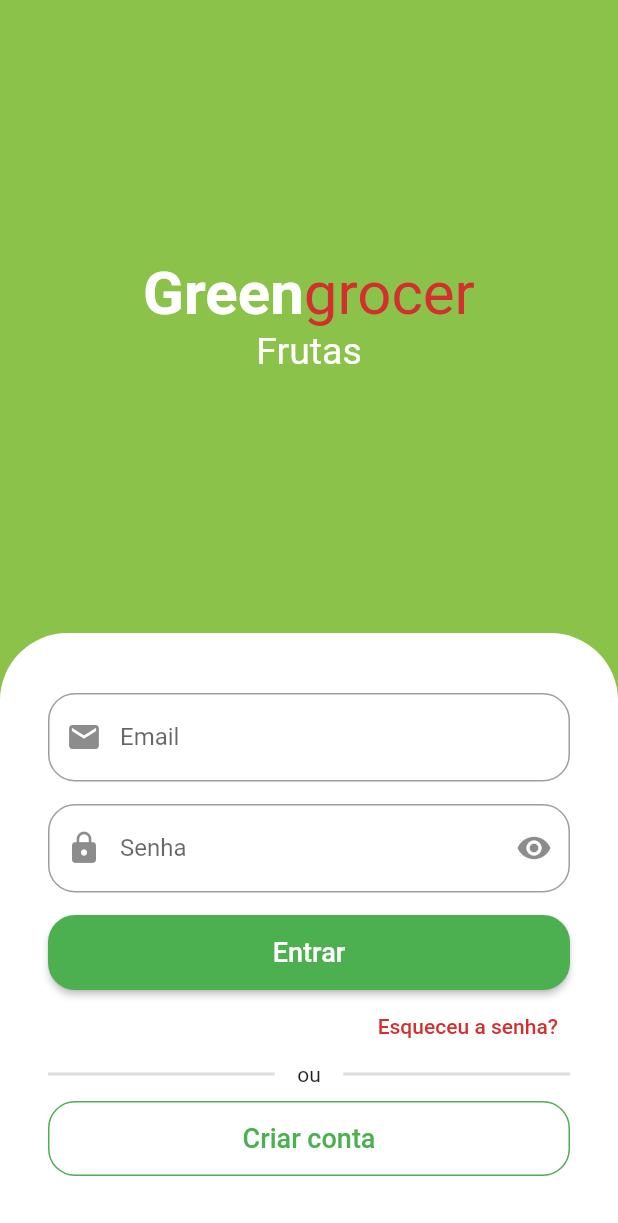
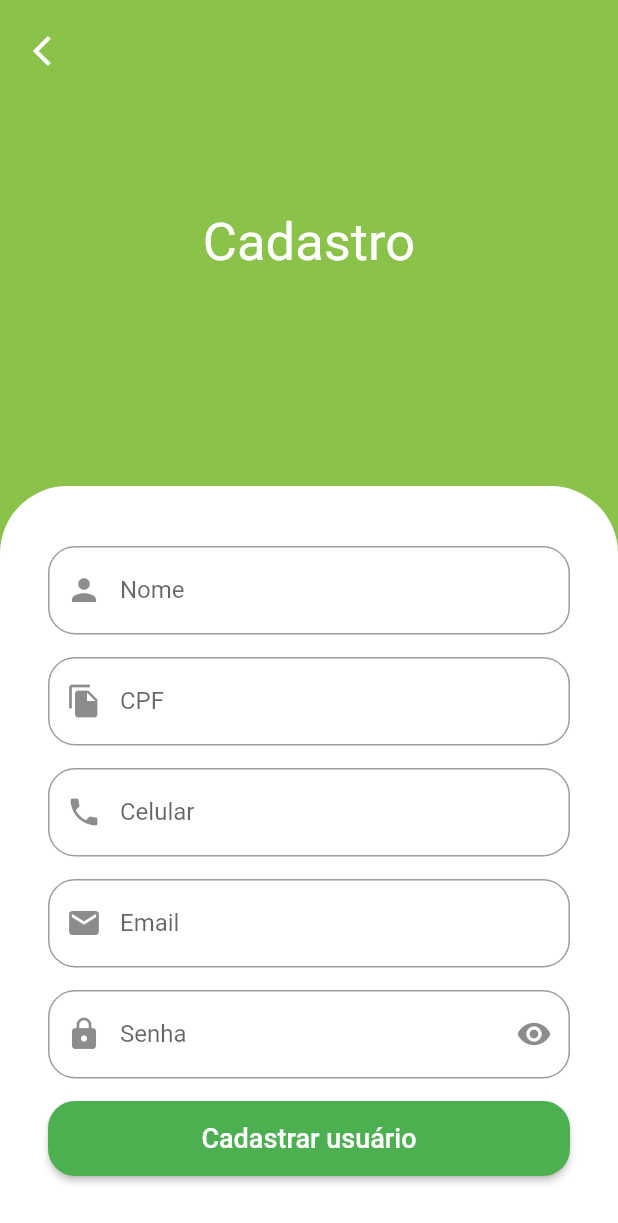
Before and after one commit to Luan9404/greengrocer, a Flutter app: the screen it shows after launch, after a tap on "Criar conta", on a phone screen of 412 x 824 dp. Shown: the top 1223 px of the screen. Run offline on Flutter 3.47's test engine with Material 2 defaults, Android fonts, the phone set to English and light mode, and no system bars; drawn by our look-alikes of animated_text_kit; our stand-ins replace mask_text_input_formatter.

Commit message:
feat: concluido tela de cadastro de usuarios

```diff
--- /dev/null
+++ b/lib/src/auth/components/custom_text_field.dart
@@ -0,0 +1,57 @@
+import 'package:flutter/material.dart';
+import 'package:flutter/services.dart';
+
+class CustomTextField extends StatefulWidget {
+  const CustomTextField({
+    super.key,
+    required this.icon,
+    required this.label,
+    this.isSecret = false,
+    this.inputFormatters,
+  });
+
+  final IconData icon;
+  final String label;
+  final bool isSecret;
+  final List<TextInputFormatter>? inputFormatters;
+
+  @override
+  State<CustomTextField> createState() => _CustomTextFieldState();
+}
+
+class _CustomTextFieldState extends State<CustomTextField> {
+  bool isObscure = false;
+
+  @override
+  void initState() {
+    super.initState();
+    isObscure = widget.isSecret;
+  }
+
+  @override
+  Widget build(BuildContext context) {
+    return Padding(
+      padding: const EdgeInsets.only(bottom: 15),
+      child: TextFormField(
+        inputFormatters: widget.inputFormatters,
+        obscureText: isObscure,
+        decoration: InputDecoration(
+          suffixIcon: widget.isSecret
+              ? IconButton(
+                  icon:
+                      Icon(isObscure ? Icons.visibility : Icons.visibility_off),
+                  onPressed: () {
+                    setState(() {
+                      isObscure = !isObscure;
+                    });
+                  },
+                )
+              : null,
+          prefixIcon: Icon(widget.icon),
+          labelText: widget.label,
+          border: OutlineInputBorder(borderRadius: BorderRadius.circular(18)),
+        ),
+      ),
+    );
+  }
+}
--- a/lib/src/auth/sign_in_screen.dart
+++ b/lib/src/auth/sign_in_screen.dart
@@ -1,6 +1,7 @@
 import 'package:flutter/material.dart';
-import 'package:greengrocer/src/components/custom_text_field.dart';
+import 'package:greengrocer/src/auth/components/custom_text_field.dart';
 import 'package:animated_text_kit/animated_text_kit.dart';
+import 'package:greengrocer/src/auth/sign_up_screen.dart';
 import 'package:greengrocer/src/config/custom_colors.dart';
 
 class SignInScreen extends StatelessWidget {
@@ -80,7 +81,7 @@
                       label: 'Email',
                     ),
 
-                    //Pasword
+                    //Password
                     const CustomTextField(
                       icon: Icons.lock,
                       label: 'Senha',
@@ -153,7 +154,15 @@
                             side: const BorderSide(
                               color: Colors.green,
                             )),
-                        onPressed: () {},
+                        onPressed: () {
+                          Navigator.of(context).push(
+                            MaterialPageRoute(
+                              builder: (c) {
+                                return SignUpScreen();
+                              },
+                            ),
+                          );
+                        },
                         child: const Text(
                           'Criar conta',
                           style: TextStyle(
--- /dev/null
+++ b/lib/src/auth/sign_up_screen.dart
@@ -0,0 +1,118 @@
+import 'package:flutter/material.dart';
+import 'package:greengrocer/src/auth/components/custom_text_field.dart';
+import 'package:greengrocer/src/config/custom_colors.dart';
+import 'package:greengrocer/src/utils/custom_text_formatters.dart';
+
+class SignUpScreen extends StatelessWidget {
+  const SignUpScreen({super.key});
+
+  @override
+  Widget build(BuildContext context) {
+    final size = MediaQuery.of(context).size;
+
+    return Scaffold(
+      backgroundColor: CustomColors.customSwatchColor,
+      body: SingleChildScrollView(
+        child: SizedBox(
+          height: size.height,
+          width: size.width,
+          child: Stack(
+            children: [
+              Column(
+                children: [
+                  const Expanded(
+                    child: Center(
+                      child: Text(
+                        'Cadastro',
+                        style: TextStyle(
+                          color: Colors.white,
+                          fontSize: 35,
+                        ),
+                      ),
+                    ),
+                  ),
+
+                  //Form
+                  Container(
+                    padding: const EdgeInsets.symmetric(
+                      horizontal: 32,
+                      vertical: 40,
+                    ),
+                    decoration: const BoxDecoration(
+                      borderRadius: BorderRadius.vertical(
+                        top: Radius.circular(45),
+                      ),
+                      color: Colors.white,
+                    ),
+                    child: Column(
+                      crossAxisAlignment: CrossAxisAlignment.stretch,
+                      children: [
+                        const CustomTextField(
+                          icon: Icons.person,
+                          label: 'Nome',
+                        ),
+                        CustomTextField(
+                          icon: Icons.file_copy,
+                          label: 'CPF',
+                          inputFormatters: [CustomTextFormatters.cpfFormatter],
+                        ),
+                        CustomTextField(
+                          icon: Icons.phone,
+                          label: 'Celular',
+                          inputFormatters: [
+                            CustomTextFormatters.phoneFormatter
+                          ],
+                        ),
+                        const CustomTextField(
+                          icon: Icons.mail,
+                          label: 'Email',
+                        ),
+                        const CustomTextField(
+                          icon: Icons.lock,
+                          label: 'Senha',
+                          isSecret: true,
+                        ),
+                        SizedBox(
+                          height: 50,
+                          child: ElevatedButton(
+                            style: ElevatedButton.styleFrom(
+                              shape: RoundedRectangleBorder(
+                                borderRadius: BorderRadius.circular(18),
+                              ),
+                            ),
+                            onPressed: () {},
+                            child: const Text(
+                              'Cadastrar usuário',
+                              style: TextStyle(
+                                fontSize: 18,
+                              ),
+                            ),
+                          ),
+                        ),
+                      ],
+                    ),
+                  ),
+                ],
+              ),
+              Positioned(
+                top: 10,
+                left: 10,
+                child: SafeArea(
+                  child: IconButton(
+                    onPressed: () {
+                      Navigator.of(context).pop();
+                    },
+                    icon: const Icon(
+                      Icons.arrow_back_ios,
+                      color: Colors.white,
+                    ),
+                  ),
+                ),
+              ),
+            ],
+          ),
+        ),
+      ),
+    );
+  }
+}
--- a/lib/src/components/custom_text_field.dart
+++ /dev/null
@@ -1,52 +0,0 @@
-import 'package:flutter/material.dart';
-
-class CustomTextField extends StatefulWidget {
-  const CustomTextField(
-      {super.key,
-      required this.icon,
-      required this.label,
-      this.isSecret = false});
-
-  final IconData icon;
-  final String label;
-  final bool isSecret;
-
-  @override
-  State<CustomTextField> createState() => _CustomTextFieldState();
-}
-
-class _CustomTextFieldState extends State<CustomTextField> {
-  bool isObscure = false;
-
-  @override
-  void initState() {
-    super.initState();
-    isObscure = widget.isSecret;
-  }
-
-  @override
-  Widget build(BuildContext context) {
-    return Padding(
-      padding: const EdgeInsets.only(bottom: 15),
-      child: TextFormField(
-        obscureText: isObscure,
-        decoration: InputDecoration(
-          suffixIcon: widget.isSecret
-              ? IconButton(
-                  icon:
-                      Icon(isObscure ? Icons.visibility : Icons.visibility_off),
-                  onPressed: () {
-                    setState(() {
-                      isObscure = !isObscure;
-                    });
-                  },
-                )
-              : null,
-          prefixIcon: Icon(widget.icon),
-          labelText: widget.label,
-          border: OutlineInputBorder(borderRadius: BorderRadius.circular(18)),
-        ),
-      ),
-    );
-  }
-}
--- /dev/null
+++ b/lib/src/utils/custom_text_formatters.dart
@@ -0,0 +1,17 @@
+import 'package:mask_text_input_formatter/mask_text_input_formatter.dart';
+
+abstract class CustomTextFormatters {
+  static MaskTextInputFormatter cpfFormatter = MaskTextInputFormatter(
+    mask: '###.###.###-##',
+    filter: {
+      '#': RegExp(r'[0-9]'),
+    },
+  );
+
+  static MaskTextInputFormatter phoneFormatter = MaskTextInputFormatter(
+    mask: '(##) # ####-####',
+    filter: {
+      '#': RegExp(r'[0-9]'),
+    },
+  );
+}
--- a/pubspec.yaml
+++ b/pubspec.yaml
@@ -35,6 +35,8 @@
   # The following adds the Cupertino Icons font to your application.
   # Use with the CupertinoIcons class for iOS style icons.
   cupertino_icons: ^1.0.2
+  animated_text_kit: ^4.2.2
+  mask_text_input_formatter: ^2.4.0
 
 dev_dependencies:
   flutter_test:
@@ -46,7 +48,6 @@
   # package. See that file for information about deactivating specific lint
   # rules and activating additional ones.
   flutter_lints: ^2.0.0
-  animated_text_kit: ^4.2.2
 
 # For information on the generic Dart part of this file, see the
 # following page: https://dart.dev/tools/pub/pubspec
```
Also changed, not shown: pubspec.lock, 1 other file.
